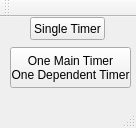
Qt form finalTimer/mainwindow.ui (tavispa/Timer_Application) before a commit.
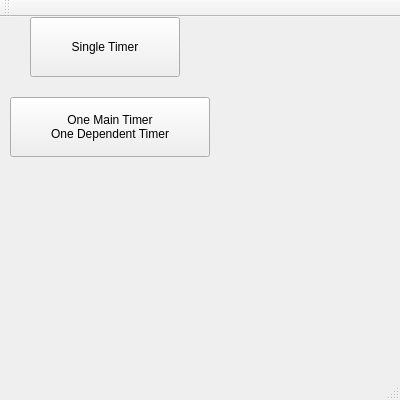
The same form after that commit.

Patch:
```diff
--- a/finalTimer/mainwindow.ui
+++ b/finalTimer/mainwindow.ui
@@ -6,14 +6,14 @@
    <rect>
     <x>0</x>
     <y>0</y>
-    <width>136</width>
-    <height>128</height>
+    <width>400</width>
+    <height>400</height>
    </rect>
   </property>
   <property name="maximumSize">
    <size>
-    <width>136</width>
-    <height>128</height>
+    <width>400</width>
+    <height>400</height>
    </size>
   </property>
   <property name="windowTitle">
@@ -25,8 +25,8 @@
      <rect>
       <x>30</x>
       <y>0</y>
-      <width>75</width>
-      <height>23</height>
+      <width>150</width>
+      <height>60</height>
      </rect>
     </property>
     <property name="text">
@@ -37,9 +37,9 @@
     <property name="geometry">
      <rect>
       <x>10</x>
-      <y>30</y>
-      <width>121</width>
-      <height>41</height>
+      <y>80</y>
+      <width>200</width>
+      <height>60</height>
      </rect>
     </property>
     <property name="text">
```
Left out of the diff: 20 changed lines with no effect on the pictures.
